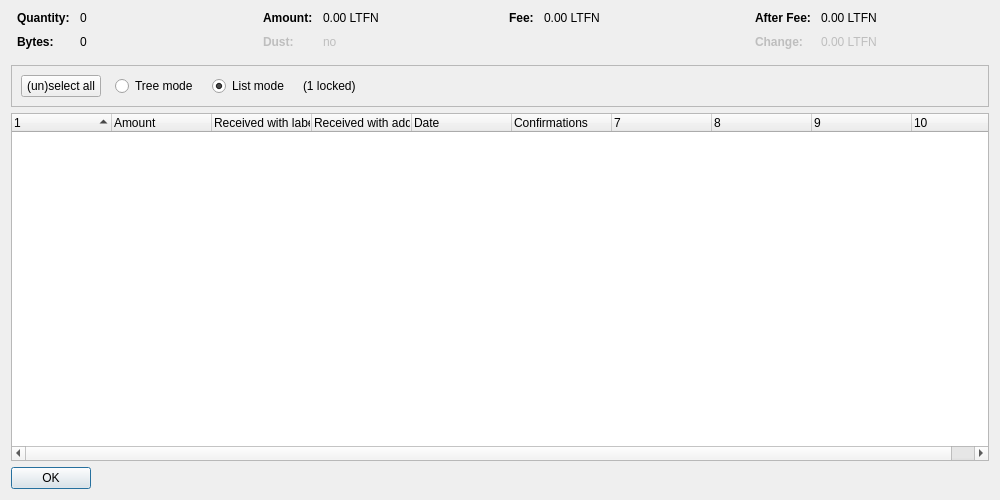
This is src/qt/forms/coincontroldialog.ui in litecoinfinance/litecoinfinance as Qt 5 draws it before an edit. The edited form follows.
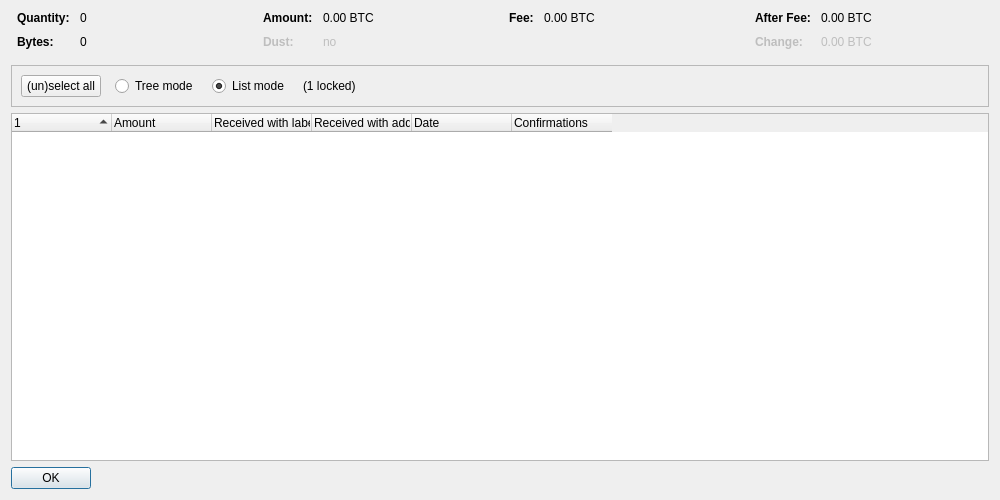
This is the edited form. Custom widgets are drawn as their Qt base class.

```diff
--- a/src/qt/forms/coincontroldialog.ui
+++ b/src/qt/forms/coincontroldialog.ui
@@ -132,7 +132,7 @@
           <enum>Qt::ActionsContextMenu</enum>
          </property>
          <property name="text">
-          <string notr="true">0.00 LTFN</string>
+          <string notr="true">0.00 BTC</string>
          </property>
          <property name="textInteractionFlags">
           <set>Qt::LinksAccessibleByMouse|Qt::TextSelectableByKeyboard|Qt::TextSelectableByMouse</set>
@@ -212,7 +212,7 @@
           <enum>Qt::ActionsContextMenu</enum>
          </property>
          <property name="text">
-          <string notr="true">0.00 LTFN</string>
+          <string notr="true">0.00 BTC</string>
          </property>
          <property name="textInteractionFlags">
           <set>Qt::LinksAccessibleByMouse|Qt::TextSelectableByKeyboard|Qt::TextSelectableByMouse</set>
@@ -257,7 +257,7 @@
           <enum>Qt::ActionsContextMenu</enum>
          </property>
          <property name="text">
-          <string notr="true">0.00 LTFN</string>
+          <string notr="true">0.00 BTC</string>
          </property>
          <property name="textInteractionFlags">
           <set>Qt::LinksAccessibleByMouse|Qt::TextSelectableByKeyboard|Qt::TextSelectableByMouse</set>
@@ -292,7 +292,7 @@
           <enum>Qt::ActionsContextMenu</enum>
          </property>
          <property name="text">
-          <string notr="true">0.00 LTFN</string>
+          <string notr="true">0.00 BTC</string>
          </property>
          <property name="textInteractionFlags">
           <set>Qt::LinksAccessibleByMouse|Qt::TextSelectableByKeyboard|Qt::TextSelectableByMouse</set>
@@ -402,7 +402,7 @@
       <bool>false</bool>
      </property>
      <property name="columnCount">
-      <number>10</number>
+      <number>6</number>
      </property>
      <attribute name="headerShowSortIndicator" stdset="0">
       <bool>true</bool>
```
